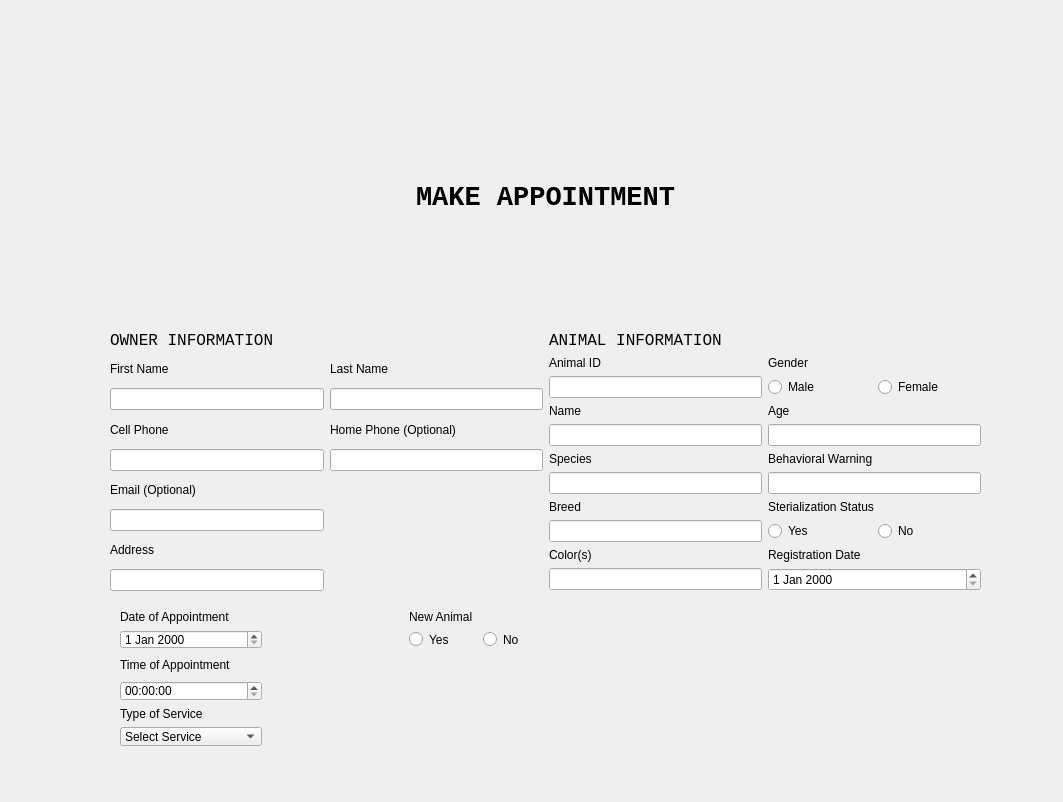
The window that ApppointmentCreateUI.ui (ASNaeem/Simple-VCMS) describes before a commit, drawn with Qt 5.
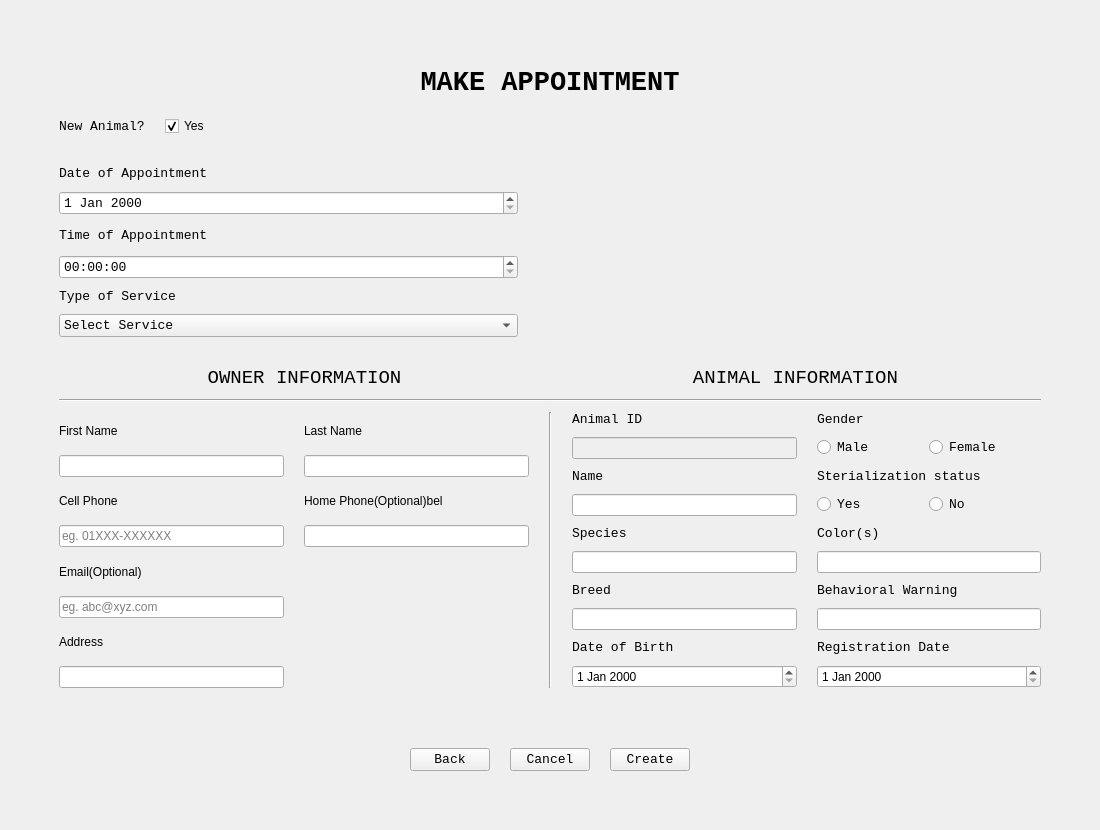
The same window after the commit.

Commit message: Create appointment page done

```diff
--- a/ApppointmentCreateUI.ui
+++ b/ApppointmentCreateUI.ui
@@ -6,24 +6,32 @@
    <rect>
     <x>0</x>
     <y>0</y>
-    <width>1063</width>
-    <height>802</height>
+    <width>1100</width>
+    <height>830</height>
    </rect>
   </property>
   <property name="windowTitle">
    <string>MainWindow</string>
   </property>
   <widget class="QWidget" name="centralwidget">
-   <widget class="QWidget" name="verticalLayoutWidget">
-    <property name="geometry">
-     <rect>
-      <x>110</x>
-      <y>70</y>
-      <width>871</width>
-      <height>521</height>
-     </rect>
-    </property>
+   <layout class="QVBoxLayout" name="verticalLayout_2">
+    <item>
     <layout class="QVBoxLayout" name="verticalLayout">
+      <property name="spacing">
+       <number>10</number>
+      </property>
+      <property name="leftMargin">
+       <number>50</number>
+      </property>
+      <property name="topMargin">
+       <number>50</number>
+      </property>
+      <property name="rightMargin">
+       <number>50</number>
+      </property>
+      <property name="bottomMargin">
+       <number>50</number>
+      </property>
      <item>
       <widget class="QLabel" name="label">
        <property name="font">
@@ -43,168 +51,540 @@
       </widget>
      </item>
      <item>
-      <layout class="QGridLayout" name="gridLayout" rowstretch="0,0">
+       <layout class="QHBoxLayout" name="horizontalLayout_6" stretch="0,0,1">
+        <property name="spacing">
+         <number>20</number>
+        </property>
+        <property name="leftMargin">
+         <number>0</number>
+        </property>
+        <property name="rightMargin">
+         <number>0</number>
+        </property>
+        <property name="bottomMargin">
+         <number>20</number>
+        </property>
+        <item>
+         <widget class="QLabel" name="label_2">
+          <property name="sizePolicy">
+           <sizepolicy hsizetype="Expanding" vsizetype="Preferred">
+            <horstretch>0</horstretch>
+            <verstretch>0</verstretch>
+           </sizepolicy>
+          </property>
+          <property name="font">
+           <font>
+            <family>Courier New</family>
+            <pointsize>10</pointsize>
+           </font>
+          </property>
+          <property name="text">
+           <string>New Animal?</string>
+          </property>
+         </widget>
+        </item>
+        <item>
+         <widget class="QCheckBox" name="chk_box_new_animal">
+          <property name="enabled">
+           <bool>true</bool>
+          </property>
+          <property name="sizePolicy">
+           <sizepolicy hsizetype="Expanding" vsizetype="Fixed">
+            <horstretch>0</horstretch>
+            <verstretch>0</verstretch>
+           </sizepolicy>
+          </property>
+          <property name="text">
+           <string>Yes</string>
+          </property>
+          <property name="checked">
+           <bool>true</bool>
+          </property>
+         </widget>
+        </item>
+        <item>
+         <spacer name="horizontalSpacer_9">
+          <property name="orientation">
+           <enum>Qt::Horizontal</enum>
+          </property>
+          <property name="sizeHint" stdset="0">
+           <size>
+            <width>40</width>
+            <height>20</height>
+           </size>
+          </property>
+         </spacer>
+        </item>
+       </layout>
+      </item>
+      <item>
+       <layout class="QGridLayout" name="gridLayout_new_animal" rowstretch="0,0,0,0,0,0,0,0">
+        <property name="leftMargin">
+         <number>0</number>
+        </property>
+        <property name="rightMargin">
+         <number>65</number>
+        </property>
+        <property name="bottomMargin">
+         <number>20</number>
+        </property>
+        <property name="verticalSpacing">
+         <number>10</number>
+        </property>
+        <item row="6" column="0">
+         <widget class="QLabel" name="label_9">
+          <property name="font">
+           <font>
+            <family>Courier New</family>
+            <pointsize>10</pointsize>
+           </font>
+          </property>
+          <property name="text">
+           <string>Type of Service</string>
+          </property>
+         </widget>
+        </item>
+        <item row="3" column="0">
+         <widget class="QDateEdit" name="date_appt">
+          <property name="sizePolicy">
+           <sizepolicy hsizetype="Expanding" vsizetype="Fixed">
+            <horstretch>0</horstretch>
+            <verstretch>0</verstretch>
+           </sizepolicy>
+          </property>
+          <property name="font">
+           <font>
+            <family>Courier New</family>
+            <pointsize>10</pointsize>
+           </font>
+          </property>
+         </widget>
+        </item>
+        <item row="5" column="0">
+         <widget class="QTimeEdit" name="time_appt">
+          <property name="sizePolicy">
+           <sizepolicy hsizetype="Expanding" vsizetype="Fixed">
+            <horstretch>0</horstretch>
+            <verstretch>0</verstretch>
+           </sizepolicy>
+          </property>
+          <property name="font">
+           <font>
+            <family>Courier New</family>
+            <pointsize>10</pointsize>
+           </font>
+          </property>
+         </widget>
+        </item>
        <item row="1" column="0">
-        <layout class="QGridLayout" name="gridLayout_ownerInfo">
-         <item row="2" column="2">
-          <widget class="QLabel" name="label_20">
+         <widget class="QLabel" name="label_6">
+          <property name="font">
+           <font>
+            <family>Courier New</family>
+            <pointsize>10</pointsize>
+           </font>
+          </property>
            <property name="text">
-            <string>Last Name</string>
+           <string>Date of Appointment</string>
            </property>
           </widget>
          </item>
-         <item row="3" column="1">
-          <widget class="QLineEdit" name="lineEdit_2">
+        <item row="7" column="0">
+         <widget class="QComboBox" name="cb_service">
+          <property name="sizePolicy">
+           <sizepolicy hsizetype="Expanding" vsizetype="Fixed">
+            <horstretch>0</horstretch>
+            <verstretch>0</verstretch>
+           </sizepolicy>
+          </property>
+          <property name="font">
+           <font>
+            <family>Courier New</family>
+            <pointsize>10</pointsize>
+           </font>
+          </property>
+          <item>
            <property name="text">
-            <string/>
+            <string>Select Service</string>
            </property>
-          </widget>
-         </item>
-         <item row="2" column="1">
+          </item>
+          <item>
+           <property name="text">
+            <string>Visiting</string>
+           </property>
+          </item>
+          <item>
+           <property name="text">
+            <string>Vaccination</string>
+           </property>
+          </item>
+          <item>
+           <property name="text">
+            <string>Neutering </string>
+           </property>
+          </item>
+          <item>
+           <property name="text">
+            <string>Grooming</string>
+           </property>
+          </item>
+         </widget>
+        </item>
+        <item row="4" column="0">
+         <widget class="QLabel" name="label_7">
+          <property name="font">
+           <font>
+            <family>Courier New</family>
+            <pointsize>10</pointsize>
+           </font>
+          </property>
+          <property name="text">
+           <string>Time of Appointment</string>
+          </property>
+         </widget>
+        </item>
+        <item row="4" column="1">
+         <spacer name="horizontalSpacer_15">
+          <property name="orientation">
+           <enum>Qt::Horizontal</enum>
+          </property>
+          <property name="sizeHint" stdset="0">
+           <size>
+            <width>40</width>
+            <height>20</height>
+           </size>
+          </property>
+         </spacer>
+        </item>
+       </layout>
+      </item>
+      <item>
+       <layout class="QGridLayout" name="gridLayout_3" columnstretch="0,0">
+        <property name="horizontalSpacing">
+         <number>0</number>
+        </property>
+        <item row="0" column="0">
+         <widget class="QLabel" name="label_47">
+          <property name="sizePolicy">
+           <sizepolicy hsizetype="Expanding" vsizetype="Maximum">
+            <horstretch>0</horstretch>
+            <verstretch>0</verstretch>
+           </sizepolicy>
+          </property>
+          <property name="font">
+           <font>
+            <family>Courier New</family>
+            <pointsize>14</pointsize>
+           </font>
+          </property>
+          <property name="text">
+           <string>OWNER INFORMATION</string>
+          </property>
+          <property name="alignment">
+           <set>Qt::AlignCenter</set>
+          </property>
+         </widget>
+        </item>
+        <item row="0" column="1">
+         <widget class="QLabel" name="label_48">
+          <property name="sizePolicy">
+           <sizepolicy hsizetype="Expanding" vsizetype="Maximum">
+            <horstretch>0</horstretch>
+            <verstretch>0</verstretch>
+           </sizepolicy>
+          </property>
+          <property name="font">
+           <font>
+            <family>Courier New</family>
+            <pointsize>14</pointsize>
+           </font>
+          </property>
+          <property name="text">
+           <string>ANIMAL INFORMATION</string>
+          </property>
+          <property name="alignment">
+           <set>Qt::AlignCenter</set>
+          </property>
+         </widget>
+        </item>
+        <item row="1" column="0">
+         <widget class="Line" name="line_2">
+          <property name="orientation">
+           <enum>Qt::Horizontal</enum>
+          </property>
+         </widget>
+        </item>
+        <item row="1" column="1">
+         <widget class="Line" name="line_3">
+          <property name="orientation">
+           <enum>Qt::Horizontal</enum>
+          </property>
+         </widget>
+        </item>
+       </layout>
+      </item>
+      <item>
+       <layout class="QHBoxLayout" name="horizontalLayout_7">
+        <property name="spacing">
+         <number>20</number>
+        </property>
+        <item>
+         <layout class="QGridLayout" name="gridLayout_Animal_2">
+          <property name="leftMargin">
+           <number>0</number>
+          </property>
+          <property name="rightMargin">
+           <number>0</number>
+          </property>
+          <property name="horizontalSpacing">
+           <number>20</number>
+          </property>
+          <property name="verticalSpacing">
+           <number>6</number>
+          </property>
+          <item row="0" column="0">
           <widget class="QLabel" name="label_3">
            <property name="text">
             <string>First Name</string>
            </property>
           </widget>
          </item>
-         <item row="8" column="1">
-          <widget class="QLabel" name="label_12">
+          <item row="6" column="0">
+           <widget class="QLabel" name="label_8">
            <property name="text">
             <string>Address</string>
            </property>
           </widget>
          </item>
-         <item row="5" column="2">
-          <widget class="QLineEdit" name="lineEdit_4"/>
-         </item>
-         <item row="3" column="2">
-          <widget class="QLineEdit" name="lineEdit_11">
+          <item row="7" column="0">
+           <widget class="QLineEdit" name="line_address"/>
+          </item>
+          <item row="3" column="0">
+           <widget class="QLineEdit" name="line_phone">
+            <property name="placeholderText">
+             <string>eg. 01XXX-XXXXXX</string>
+            </property>
+           </widget>
+          </item>
+          <item row="1" column="0">
+           <widget class="QLineEdit" name="line_o_fname"/>
+          </item>
+          <item row="1" column="1">
+           <widget class="QLineEdit" name="line_o_lname"/>
+          </item>
+          <item row="5" column="0">
+           <widget class="QLineEdit" name="line_email">
+            <property name="placeholderText">
+             <string>eg. abc@xyz.com</string>
+            </property>
+           </widget>
+          </item>
+          <item row="0" column="1">
+           <widget class="QLabel" name="label_12">
            <property name="text">
-            <string/>
+             <string>Last Name</string>
            </property>
           </widget>
          </item>
-         <item row="5" column="1">
-          <widget class="QLineEdit" name="lineEdit_3"/>
-         </item>
-         <item row="4" column="1">
+          <item row="2" column="0">
           <widget class="QLabel" name="label_4">
            <property name="text">
             <string>Cell Phone</string>
            </property>
           </widget>
          </item>
-         <item row="7" column="1">
-          <widget class="QLineEdit" name="lineEdit_7"/>
-         </item>
-         <item row="6" column="1">
-          <widget class="QLabel" name="label_8">
-           <property name="text">
-            <string>Email (Optional)</string>
-           </property>
-          </widget>
-         </item>
-         <item row="4" column="2">
+          <item row="4" column="0">
           <widget class="QLabel" name="label_5">
-           <property name="sizePolicy">
-            <sizepolicy hsizetype="Preferred" vsizetype="Preferred">
-             <horstretch>0</horstretch>
-             <verstretch>0</verstretch>
-            </sizepolicy>
-           </property>
+            <property name="text">
+             <string>Email(Optional)</string>
+            </property>
+           </widget>
+          </item>
+          <item row="2" column="1">
+           <widget class="QLabel" name="label_20">
            <property name="text">
-            <string>Home Phone (Optional)</string>
+             <string>Home Phone(Optional)bel</string>
            </property>
           </widget>
          </item>
-         <item row="9" column="1">
-          <widget class="QLineEdit" name="lineEdit"/>
+          <item row="3" column="1">
+           <widget class="QLineEdit" name="line_home_phone"/>
          </item>
         </layout>
        </item>
-       <item row="0" column="0">
-        <widget class="QLabel" name="label_10">
-         <property name="font">
-          <font>
-           <family>Courier New</family>
-           <pointsize>12</pointsize>
-          </font>
-         </property>
-         <property name="text">
-          <string>OWNER INFORMATION</string>
-         </property>
-        </widget>
-       </item>
-       <item row="1" column="1">
+        <item>
+         <layout class="QHBoxLayout" name="horizontalLayout_8">
+          <item>
+           <widget class="Line" name="line">
+            <property name="orientation">
+             <enum>Qt::Vertical</enum>
+            </property>
+           </widget>
+          </item>
+         </layout>
+        </item>
+        <item>
         <layout class="QGridLayout" name="gridLayout_Animal">
-         <item row="2" column="2">
-          <widget class="QLabel" name="label_16">
-           <property name="text">
-            <string>Age</string>
-           </property>
-          </widget>
-         </item>
-         <item row="5" column="2">
-          <widget class="QLineEdit" name="lineEdit_14"/>
-         </item>
+          <property name="leftMargin">
+           <number>0</number>
+          </property>
+          <property name="topMargin">
+           <number>0</number>
+          </property>
+          <property name="rightMargin">
+           <number>0</number>
+          </property>
+          <property name="horizontalSpacing">
+           <number>20</number>
+          </property>
+          <property name="verticalSpacing">
+           <number>10</number>
+          </property>
          <item row="0" column="1">
           <widget class="QLabel" name="label_19">
+            <property name="font">
+             <font>
+              <family>Courier New</family>
+              <pointsize>10</pointsize>
+             </font>
+            </property>
            <property name="text">
             <string>Animal ID</string>
            </property>
           </widget>
          </item>
-         <item row="3" column="1">
-          <widget class="QLineEdit" name="lineEdit_6">
+          <item row="0" column="2">
+           <widget class="QLabel" name="label_16">
+            <property name="font">
+             <font>
+              <family>Courier New</family>
+              <pointsize>10</pointsize>
+             </font>
+            </property>
            <property name="text">
-            <string/>
+             <string>Gender</string>
            </property>
           </widget>
          </item>
-         <item row="8" column="1">
-          <widget class="QLabel" name="label_21">
+          <item row="9" column="1">
+           <widget class="QDateEdit" name="date_appt_birth"/>
+          </item>
+          <item row="4" column="2">
+           <widget class="QLabel" name="label_22">
+            <property name="font">
+             <font>
+              <family>Courier New</family>
+              <pointsize>10</pointsize>
+             </font>
+            </property>
            <property name="text">
             <string>Color(s)</string>
            </property>
           </widget>
          </item>
-         <item row="4" column="2">
-          <widget class="QLabel" name="label_18">
-           <property name="text">
-            <string>Behavioral Warning</string>
-           </property>
-          </widget>
-         </item>
          <item row="1" column="1">
-          <widget class="QLineEdit" name="lineEdit_10"/>
+           <widget class="QLineEdit" name="lineEdit_10">
+            <property name="enabled">
+             <bool>false</bool>
+            </property>
+           </widget>
          </item>
          <item row="7" column="1">
-          <widget class="QLineEdit" name="lineEdit_9"/>
+           <widget class="QLineEdit" name="line_breed"/>
+          </item>
+          <item row="7" column="2">
+           <widget class="QLineEdit" name="line_behave"/>
+          </item>
+          <item row="2" column="1">
+           <widget class="QLabel" name="label_17">
+            <property name="font">
+             <font>
+              <family>Courier New</family>
+              <pointsize>10</pointsize>
+             </font>
+            </property>
+            <property name="text">
+             <string>Name</string>
+            </property>
+           </widget>
+          </item>
+          <item row="1" column="2">
+           <layout class="QHBoxLayout" name="horizontalLayout_5">
+            <item>
+             <widget class="QRadioButton" name="rb_male">
+              <property name="font">
+               <font>
+                <family>Courier New</family>
+                <pointsize>10</pointsize>
+               </font>
+              </property>
+              <property name="text">
+               <string>Male</string>
+              </property>
+              <property name="shortcut">
+               <string notr="true"/>
+              </property>
+              <property name="checkable">
+               <bool>true</bool>
+              </property>
+              <property name="checked">
+               <bool>false</bool>
+              </property>
+              <property name="autoRepeat">
+               <bool>true</bool>
+              </property>
+              <property name="autoExclusive">
+               <bool>true</bool>
+              </property>
+             </widget>
+            </item>
+            <item>
+             <widget class="QRadioButton" name="rb_female">
+              <property name="font">
+               <font>
+                <family>Courier New</family>
+                <pointsize>10</pointsize>
+               </font>
+              </property>
+              <property name="text">
+               <string>Female</string>
+              </property>
+              <property name="shortcut">
+               <string notr="true"/>
+              </property>
+             </widget>
+            </item>
+           </layout>
          </item>
          <item row="6" column="1">
           <widget class="QLabel" name="label_13">
+            <property name="font">
+             <font>
+              <family>Courier New</family>
+              <pointsize>10</pointsize>
+             </font>
+            </property>
            <property name="text">
             <string>Breed</string>
            </property>
           </widget>
          </item>
-         <item row="9" column="1">
-          <widget class="QLineEdit" name="lineEdit_16"/>
-         </item>
-         <item row="6" column="2">
-          <widget class="QLabel" name="label_22">
-           <property name="text">
-            <string>Sterialization Status</string>
-           </property>
-          </widget>
-         </item>
-         <item row="4" column="1">
-          <widget class="QLabel" name="label_14">
+          <item row="8" column="1">
+           <widget class="QLabel" name="label_21">
+            <property name="font">
+             <font>
+              <family>Courier New</family>
+              <pointsize>10</pointsize>
+             </font>
+            </property>
            <property name="text">
-            <string>Species</string>
+             <string>Date of Birth</string>
            </property>
           </widget>
          </item>
+          <item row="5" column="1">
+           <widget class="QLineEdit" name="line_species"/>
+          </item>
          <item row="9" column="2">
           <widget class="QDateEdit" name="dateEdit_2">
            <property name="sizePolicy">
@@ -215,216 +595,188 @@
            </property>
           </widget>
          </item>
-         <item row="2" column="1">
-          <widget class="QLabel" name="label_17">
+          <item row="5" column="2">
+           <widget class="QLineEdit" name="line_colors"/>
+          </item>
+          <item row="6" column="2">
+           <widget class="QLabel" name="label_18">
+            <property name="font">
+             <font>
+              <family>Courier New</family>
+              <pointsize>10</pointsize>
+             </font>
+            </property>
            <property name="text">
-            <string>Name</string>
+             <string>Behavioral Warning</string>
            </property>
           </widget>
          </item>
          <item row="8" column="2">
           <widget class="QLabel" name="label_23">
+            <property name="font">
+             <font>
+              <family>Courier New</family>
+              <pointsize>10</pointsize>
+             </font>
+            </property>
            <property name="text">
             <string>Registration Date</string>
            </property>
           </widget>
          </item>
-         <item row="3" column="2">
-          <widget class="QLineEdit" name="lineEdit_13"/>
-         </item>
-         <item row="0" column="2">
+          <item row="2" column="2">
           <widget class="QLabel" name="label_15">
-           <property name="text">
-            <string>Gender</string>
-           </property>
-          </widget>
-         </item>
-         <item row="5" column="1">
-          <widget class="QLineEdit" name="lineEdit_5"/>
-         </item>
-         <item row="1" column="2">
-          <layout class="QHBoxLayout" name="horizontalLayout_5">
-           <item>
-            <widget class="QRadioButton" name="radioButton_3">
+            <property name="font">
+             <font>
+              <family>Courier New</family>
+              <pointsize>10</pointsize>
+             </font>
+            </property>
              <property name="text">
-              <string>Male</string>
+             <string>Sterialization status</string>
              </property>
             </widget>
            </item>
-           <item>
-            <widget class="QRadioButton" name="radioButton_4">
+          <item row="4" column="1">
+           <widget class="QLabel" name="label_14">
+            <property name="font">
+             <font>
+              <family>Courier New</family>
+              <pointsize>10</pointsize>
+             </font>
+            </property>
              <property name="text">
-              <string>Female</string>
+             <string>Species</string>
              </property>
             </widget>
            </item>
-          </layout>
-         </item>
-         <item row="7" column="2">
+          <item row="3" column="2">
           <layout class="QHBoxLayout" name="horizontalLayout_4">
            <item>
-            <widget class="QRadioButton" name="radioButton_2">
+             <widget class="QRadioButton" name="rb_ster_yes">
+              <property name="font">
+               <font>
+                <family>Courier New</family>
+                <pointsize>10</pointsize>
+               </font>
+              </property>
              <property name="text">
               <string>Yes</string>
              </property>
             </widget>
            </item>
            <item>
-            <widget class="QRadioButton" name="radioButton">
+             <widget class="QRadioButton" name="rb_ster_no">
+              <property name="font">
+               <font>
+                <family>Courier New</family>
+                <pointsize>10</pointsize>
+               </font>
+              </property>
              <property name="text">
               <string>No</string>
              </property>
-            </widget>
-           </item>
-          </layout>
-         </item>
-        </layout>
-       </item>
-       <item row="0" column="1">
-        <widget class="QLabel" name="label_11">
-         <property name="font">
-          <font>
-           <family>Courier New</family>
-           <pointsize>12</pointsize>
-          </font>
-         </property>
+              <property name="shortcut">
+               <string notr="true"/>
+              </property>
+             </widget>
+            </item>
+           </layout>
+          </item>
+          <item row="3" column="1">
+           <widget class="QLineEdit" name="line_a_name">
          <property name="text">
-          <string>ANIMAL INFORMATION</string>
+             <string/>
          </property>
         </widget>
        </item>
       </layout>
      </item>
     </layout>
-   </widget>
-   <widget class="QWidget" name="gridLayoutWidget_4">
-    <property name="geometry">
-     <rect>
-      <x>120</x>
-      <y>610</y>
-      <width>431</width>
-      <height>157</height>
-     </rect>
-    </property>
-    <layout class="QGridLayout" name="gridLayout_2" rowstretch="0,0,0,0,0,0,0,0">
-     <property name="bottomMargin">
+      </item>
+      <item>
+       <layout class="QHBoxLayout" name="horizontalLayout_buttons">
+        <property name="spacing">
       <number>20</number>
      </property>
-     <item row="1" column="0">
-      <widget class="QLabel" name="label_6">
-       <property name="text">
-        <string>Date of Appointment</string>
-       </property>
-      </widget>
-     </item>
-     <item row="6" column="0">
-      <widget class="QLabel" name="label_9">
-       <property name="text">
-        <string>Type of Service</string>
-       </property>
-      </widget>
-     </item>
-     <item row="4" column="0">
-      <widget class="QLabel" name="label_7">
-       <property name="text">
-        <string>Time of Appointment</string>
-       </property>
-      </widget>
-     </item>
-     <item row="7" column="0">
-      <widget class="QComboBox" name="comboBox">
-       <property name="sizePolicy">
-        <sizepolicy hsizetype="Expanding" vsizetype="Fixed">
-         <horstretch>0</horstretch>
-         <verstretch>0</verstretch>
-        </sizepolicy>
-       </property>
+        <property name="topMargin">
+         <number>50</number>
+        </property>
+        <property name="bottomMargin">
+         <number>0</number>
+        </property>
        <item>
-        <property name="text">
-         <string>Select Service</string>
-        </property>
-       </item>
-       <item>
-        <property name="text">
-         <string>Visiting</string>
-        </property>
+         <spacer name="horizontalSpacer_7">
+          <property name="orientation">
+           <enum>Qt::Horizontal</enum>
+          </property>
+          <property name="sizeHint" stdset="0">
+           <size>
+            <width>40</width>
+            <height>20</height>
+           </size>
+          </property>
+         </spacer>
        </item>
        <item>
-        <property name="text">
-         <string>Vaccination</string>
-        </property>
-       </item>
-       <item>
-        <property name="text">
-         <string>Neutering </string>
-        </property>
-       </item>
-       <item>
-        <property name="text">
-         <string>Grooming</string>
-        </property>
-       </item>
-      </widget>
-     </item>
-     <item row="3" column="0">
-      <widget class="QDateEdit" name="dateEdit">
+         <widget class="QPushButton" name="button_back">
        <property name="sizePolicy">
-        <sizepolicy hsizetype="Expanding" vsizetype="Fixed">
+           <sizepolicy hsizetype="Fixed" vsizetype="Fixed">
          <horstretch>0</horstretch>
          <verstretch>0</verstretch>
         </sizepolicy>
        </property>
-      </widget>
-     </item>
-     <item row="3" column="2">
-      <layout class="QHBoxLayout" name="horizontalLayout_6">
-       <item>
-        <widget class="QRadioButton" name="radioButton_5">
-         <property name="sizePolicy">
-          <sizepolicy hsizetype="Expanding" vsizetype="Fixed">
-           <horstretch>0</horstretch>
-           <verstretch>0</verstretch>
-          </sizepolicy>
+          <property name="font">
+           <font>
+            <family>Courier New</family>
+            <pointsize>10</pointsize>
+           </font>
          </property>
          <property name="text">
-          <string>Yes</string>
+           <string>Back</string>
          </property>
         </widget>
        </item>
        <item>
-        <widget class="QRadioButton" name="radioButton_6">
+         <widget class="QPushButton" name="button_cancel">
          <property name="sizePolicy">
-          <sizepolicy hsizetype="Expanding" vsizetype="Fixed">
+           <sizepolicy hsizetype="Fixed" vsizetype="Fixed">
            <horstretch>0</horstretch>
            <verstretch>0</verstretch>
           </sizepolicy>
          </property>
+          <property name="font">
+           <font>
+            <family>Courier New</family>
+            <pointsize>10</pointsize>
+           </font>
+          </property>
          <property name="text">
-          <string>No</string>
+           <string>Cancel</string>
          </property>
         </widget>
        </item>
-      </layout>
-     </item>
-     <item row="5" column="0">
-      <widget class="QTimeEdit" name="timeEdit">
+        <item>
+         <widget class="QPushButton" name="button_create">
        <property name="sizePolicy">
-        <sizepolicy hsizetype="Expanding" vsizetype="Fixed">
+           <sizepolicy hsizetype="Fixed" vsizetype="Fixed">
          <horstretch>0</horstretch>
          <verstretch>0</verstretch>
         </sizepolicy>
        </property>
-      </widget>
-     </item>
-     <item row="1" column="2">
-      <widget class="QLabel" name="label_2">
+          <property name="font">
+           <font>
+            <family>Courier New</family>
+            <pointsize>10</pointsize>
+           </font>
+          </property>
        <property name="text">
-        <string>New Animal</string>
+           <string>Create</string>
        </property>
       </widget>
      </item>
-     <item row="4" column="1">
-      <spacer name="horizontalSpacer">
+        <item>
+         <spacer name="horizontalSpacer_8">
        <property name="orientation">
         <enum>Qt::Horizontal</enum>
        </property>
@@ -437,18 +789,10 @@
       </spacer>
      </item>
     </layout>
-   </widget>
-   <widget class="QWidget" name="gridLayoutWidget">
-    <property name="geometry">
-     <rect>
-      <x>630</x>
-      <y>610</y>
-      <width>351</width>
-      <height>161</height>
-     </rect>
-    </property>
-    <layout class="QGridLayout" name="gridLayout_3"/>
-   </widget>
+      </item>
+     </layout>
+    </item>
+   </layout>
   </widget>
  </widget>
  <resources/>
```
Left out of the diff: 5 changed lines with no effect on the pictures. Lines whose indentation alone changed are shown as unchanged. The commit also changes 3 other files.
